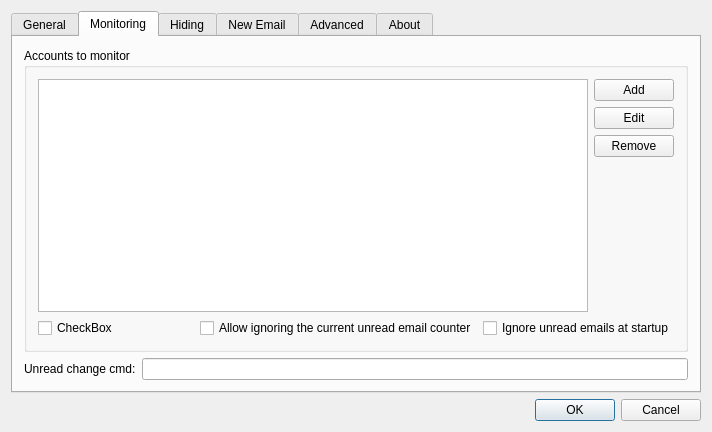
First picture: the form in src/dialogsettings.ui, repository gyunaev/birdtray, before the edit.
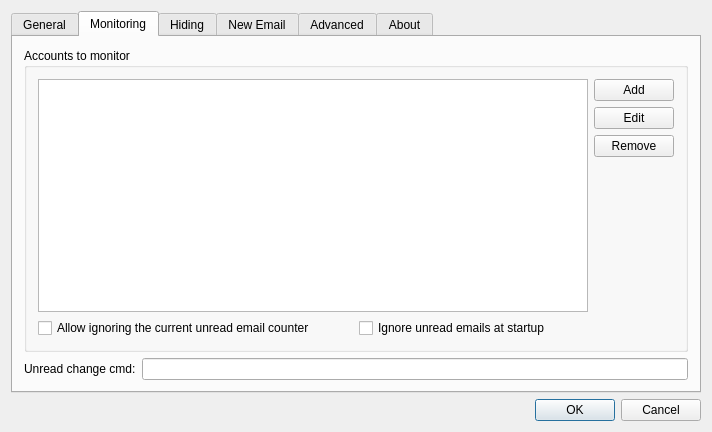
Second picture: the form after the edit. The open tabs and pages were chosen to show the change. Icons and pictures are not drawn. Custom widgets are drawn as their Qt base class.

The edit to the form file:
```diff
--- a/src/dialogsettings.ui
+++ b/src/dialogsettings.ui
@@ -351,13 +351,6 @@
           </item>
           <item>
            <layout class="QHBoxLayout" name="horizontalLayout_12">
-            <item>
-             <widget class="QCheckBox" name="checkBox">
-              <property name="text">
-               <string>CheckBox</string>
-              </property>
-             </widget>
-            </item>
             <item>
              <widget class="QCheckBox" name="boxAllowSuppression">
               <property name="toolTip">
```
